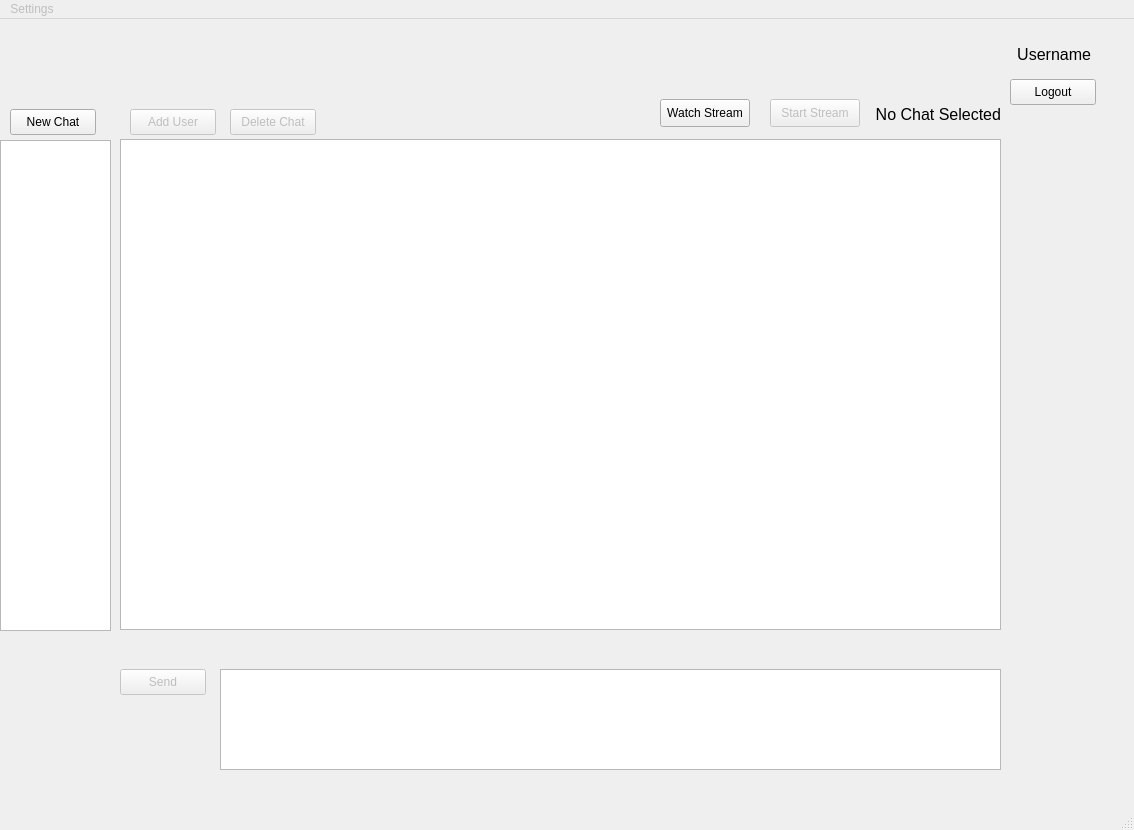
Old version of the form Client/chat_gui.ui in the repository ClassVoid/encrypted-chat.
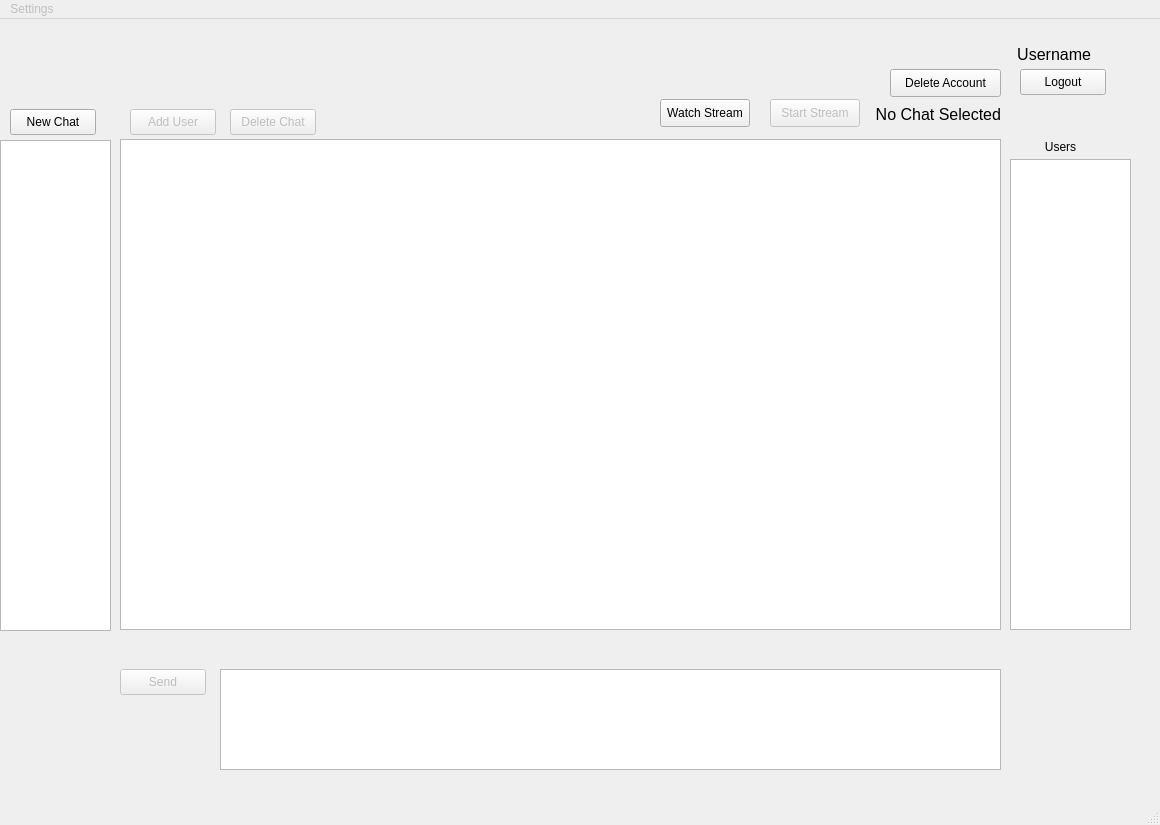
New version of the form.

Patch:
```diff
--- a/Client/chat_gui.ui
+++ b/Client/chat_gui.ui
@@ -6,8 +6,8 @@
    <rect>
     <x>0</x>
     <y>0</y>
-    <width>1134</width>
-    <height>830</height>
+    <width>1160</width>
+    <height>825</height>
    </rect>
   </property>
   <property name="windowTitle">
@@ -22,7 +22,7 @@
      <rect>
       <x>-10</x>
       <y>0</y>
-      <width>1111</width>
+      <width>1141</width>
       <height>771</height>
      </rect>
     </property>
@@ -191,8 +191,8 @@
      <widget class="QPushButton" name="pushButton_8">
       <property name="geometry">
        <rect>
-        <x>1020</x>
-        <y>60</y>
+        <x>1030</x>
+        <y>50</y>
         <width>86</width>
         <height>26</height>
        </rect>
@@ -280,6 +280,60 @@
        <string>Watch Stream</string>
       </property>
      </widget>
+     <widget class="QListWidget" name="listWidget_2">
+      <property name="geometry">
+       <rect>
+        <x>1020</x>
+        <y>140</y>
+        <width>121</width>
+        <height>471</height>
+       </rect>
+      </property>
+     </widget>
+     <widget class="QLabel" name="label_5">
+      <property name="geometry">
+       <rect>
+        <x>1020</x>
+        <y>120</y>
+        <width>101</width>
+        <height>16</height>
+       </rect>
+      </property>
+      <property name="text">
+       <string>Users</string>
+      </property>
+      <property name="alignment">
+       <set>Qt::AlignCenter</set>
+      </property>
+     </widget>
+     <widget class="QPushButton" name="pushButton_11">
+      <property name="geometry">
+       <rect>
+        <x>900</x>
+        <y>50</y>
+        <width>111</width>
+        <height>28</height>
+       </rect>
+      </property>
+      <property name="text">
+       <string>Delete Account</string>
+      </property>
+     </widget>
+     <zorder>label_4</zorder>
+     <zorder>pushButton_5</zorder>
+     <zorder>label_3</zorder>
+     <zorder>textBrowser</zorder>
+     <zorder>textEdit</zorder>
+     <zorder>pushButton_6</zorder>
+     <zorder>pushButton_7</zorder>
+     <zorder>pushButton_8</zorder>
+     <zorder>pushButton_9</zorder>
+     <zorder>listWidget</zorder>
+     <zorder>pushButton_2</zorder>
+     <zorder>pushButton_4</zorder>
+     <zorder>listWidget_2</zorder>
+     <zorder>label_5</zorder>
+     <zorder>pushButton_11</zorder>
     </widget>
    </widget>
   </widget>
@@ -291,7 +345,7 @@
     <rect>
      <x>0</x>
      <y>0</y>
-     <width>1134</width>
+     <width>1160</width>
      <height>22</height>
     </rect>
    </property>
```
